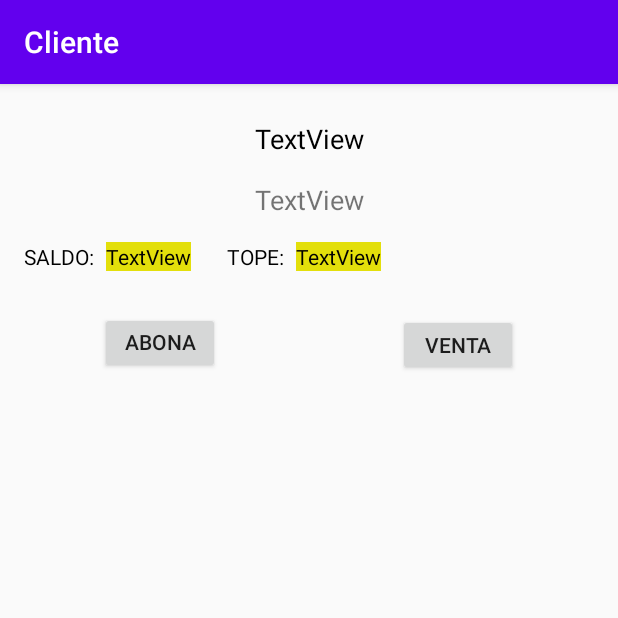
After one commit to juancamilosalazar/almacen, an Android app: the MovimientoActivity screen opened directly, with no data from a screen before it, on a phone screen of 412 x 824 dp, the top half of it. The commit adds this screen. Run offline under Robolectric (Android 15) with nearby library versions, the phone set to English and light mode, and no system bars; our stand-ins replace ButterKnife, Firebase (no records; nobody signed in at launch, a user with empty details on screens opened directly); 1 statement that could not run was skipped.

Commit message:
se realizan nuevas implementaciones

```diff
--- a/app/src/main/AndroidManifest.xml
+++ b/app/src/main/AndroidManifest.xml
@@ -9,7 +9,8 @@
         android:roundIcon="@mipmap/ic_launcher_round"
         android:supportsRtl="true"
         android:theme="@style/AppTheme">
-        <activity android:name=".view.ActivityPersona"></activity>
+        <activity android:name=".view.MovimientoActivity"></activity>
+        <activity android:name=".view.ActivityPersona" />
         <activity android:name=".view.AgregarCliente" />
         <activity android:name=".view.MainActivity">
             <intent-filter>
--- a/app/src/main/java/co/com/pilae/almacen/persistencia/Tabla.java
+++ /dev/null
@@ -1,5 +0,0 @@
-package co.com.pilae.almacen.persistencia;
-
-public class Tabla {
-    public static final String PERSONA = "persona" ;
-}
--- /dev/null
+++ b/app/src/main/java/co/com/pilae/almacen/view/MovimientoActivity.java
@@ -0,0 +1,113 @@
+package co.com.pilae.almacen.view;
+
+import androidx.annotation.NonNull;
+import androidx.appcompat.app.AppCompatActivity;
+
+import android.os.Bundle;
+import android.widget.ListView;
+import android.widget.TextView;
+
+import com.google.firebase.database.DataSnapshot;
+import com.google.firebase.database.DatabaseError;
+import com.google.firebase.database.DatabaseReference;
+import com.google.firebase.database.FirebaseDatabase;
+import com.google.firebase.database.ValueEventListener;
+
+import java.util.ArrayList;
+import java.util.HashMap;
+import java.util.List;
+
+import butterknife.BindView;
+import butterknife.ButterKnife;
+import co.com.pilae.almacen.R;
+import co.com.pilae.almacen.adapter.MovimientoAdapter;
+import co.com.pilae.almacen.adapter.PersonaAdapter;
+import co.com.pilae.almacen.entidades.Movimiento;
+import co.com.pilae.almacen.entidades.Persona;
+import co.com.pilae.almacen.utilidades.ActionBarUtil;
+
+public class MovimientoActivity extends AppCompatActivity {
+
+    private ActionBarUtil actionBarUtil;
+    @BindView(R.id.personaNombre)
+    public TextView personaNombre;
+    @BindView(R.id.personaDescripcion)
+    public TextView personaDescripcion;
+    @BindView(R.id.personaSaldo)
+    public TextView personaSaldo;
+    @BindView(R.id.personaTopeMaximo)
+    public TextView personaTopeMaximo;
+    @BindView(R.id.listViewMovimiento)
+    public ListView listViewMovimiento;
+    private DatabaseReference databaseReference;
+    List<HashMap<String,Object>> movimientosHasmap = new ArrayList<HashMap<String, Object>>();
+    List<Movimiento> movimientos = new ArrayList<>();
+    private MovimientoAdapter movimientoAdapter;
+
+    @Override
+    protected void onCreate(Bundle savedInstanceState) {
+        super.onCreate(savedInstanceState);
+        setContentView(R.layout.activity_movimiento);
+        ButterKnife.bind(this);
+        initComponents();
+        loadEquipo();
+
+    }
+
+    private void initComponents() {
+        actionBarUtil = new ActionBarUtil(this);
+        actionBarUtil.setToolBar(getString(R.string.cliente));
+    }
+
+    private void loadEquipo() {
+        databaseReference = FirebaseDatabase.getInstance().getReference();
+        final String idPersona = (String) getIntent().getExtras().getSerializable("id");
+        databaseReference.child("personas").addValueEventListener(new ValueEventListener() {
+            @Override
+            public void onDataChange(@NonNull DataSnapshot dataSnapshot) {
+                if(dataSnapshot.exists()){
+                    for(DataSnapshot ds: dataSnapshot.getChildren()){
+                        if(ds.getKey().equalsIgnoreCase(idPersona)){
+                            personaNombre.setText(ds.child("nombre").getValue().toString());
+                            personaDescripcion.setText(ds.child("referencia").getValue().toString());
+                            personaSaldo.setText(ds.child("saldo").getValue().toString());
+                            personaTopeMaximo.setText(ds.child("tope").getValue().toString());
+                            movimientosHasmap = (List<HashMap<String, Object>>) ds.child("movimientos").getValue();
+                            buildMovimientoList(movimientosHasmap);
+                        }
+
+                    }
+                    loadAdapter();
+                }
+            }
+
+            @Override
+            public void onCancelled(@NonNull DatabaseError databaseError) {
+
+            }
+        });
+
+    }
+
+    private void buildMovimientoList(List<HashMap<String, Object>> movimientosHasmap) {
+
+        for (HashMap<String,Object> movimientoHash:movimientosHasmap){
+            Movimiento movimiento = new Movimiento();
+            movimiento.setValor(Double.parseDouble(movimientoHash.get("valor").toString()));
+            movimiento.setFecha(movimientoHash.get("fecha").toString());
+            movimiento.setDescripcion(movimientoHash.get("descripcion").toString());
+            movimientos.add(movimiento);
+        }
+    }
+
+    private void loadAdapter() {
+        movimientoAdapter = new MovimientoAdapter(this,movimientos);
+        listViewMovimiento.setAdapter(movimientoAdapter);
+    }
+    @Override
+    public boolean onSupportNavigateUp() {
+        onBackPressed();
+        return true;
+    }
+
+}
--- /dev/null
+++ b/app/src/main/res/layout/activity_movimiento.xml
@@ -0,0 +1,140 @@
+<?xml version="1.0" encoding="utf-8"?>
+<androidx.constraintlayout.widget.ConstraintLayout xmlns:android="http://schemas.android.com/apk/res/android"
+    xmlns:app="http://schemas.android.com/apk/res-auto"
+    xmlns:tools="http://schemas.android.com/tools"
+    android:layout_width="match_parent"
+    android:layout_height="match_parent"
+    tools:context=".view.MovimientoActivity">
+
+    <TextView
+        android:id="@+id/personaDescripcion"
+        android:layout_width="0dp"
+        android:layout_height="wrap_content"
+        android:layout_marginStart="16dp"
+        android:layout_marginTop="16dp"
+        android:layout_marginEnd="16dp"
+        android:text="TextView"
+        android:textAlignment="center"
+        android:textSize="18sp"
+        app:layout_constraintBottom_toBottomOf="parent"
+        app:layout_constraintEnd_toEndOf="parent"
+        app:layout_constraintStart_toStartOf="parent"
+        app:layout_constraintTop_toBottomOf="@+id/personaNombre"
+        app:layout_constraintVertical_bias="0.0" />
+
+    <TextView
+        android:id="@+id/personaNombre"
+        android:layout_width="0dp"
+        android:layout_height="wrap_content"
+        android:layout_marginStart="16dp"
+        android:layout_marginTop="24dp"
+        android:layout_marginEnd="16dp"
+        android:text="TextView"
+        android:textAlignment="center"
+        android:textColor="#000"
+        android:textSize="18sp"
+        app:layout_constraintBottom_toBottomOf="parent"
+        app:layout_constraintEnd_toEndOf="parent"
+        app:layout_constraintHorizontal_bias="0.0"
+        app:layout_constraintStart_toStartOf="parent"
+        app:layout_constraintTop_toTopOf="parent"
+        app:layout_constraintVertical_bias="0.0" />
+
+    <TextView
+        android:id="@+id/textView5"
+        android:layout_width="wrap_content"
+        android:layout_height="wrap_content"
+        android:layout_marginStart="16dp"
+        android:layout_marginTop="16dp"
+        android:text="@string/saldo"
+        android:textColor="#000"
+        app:layout_constraintBottom_toBottomOf="parent"
+        app:layout_constraintEnd_toEndOf="parent"
+        app:layout_constraintHorizontal_bias="0.0"
+        app:layout_constraintStart_toStartOf="parent"
+        app:layout_constraintTop_toBottomOf="@+id/personaDescripcion"
+        app:layout_constraintVertical_bias="0.0" />
+
+    <TextView
+        android:id="@+id/personaSaldo"
+        android:layout_width="wrap_content"
+        android:layout_height="wrap_content"
+        android:layout_marginStart="8dp"
+        android:layout_marginTop="16dp"
+        android:text="TextView"
+        android:textColor="#000"
+        android:background="#E3DF0B"
+        app:layout_constraintBottom_toBottomOf="parent"
+        app:layout_constraintEnd_toEndOf="parent"
+        app:layout_constraintHorizontal_bias="0.0"
+        app:layout_constraintStart_toEndOf="@+id/textView5"
+        app:layout_constraintTop_toBottomOf="@+id/personaDescripcion"
+        app:layout_constraintVertical_bias="0.0" />
+
+    <TextView
+        android:id="@+id/textView7"
+        android:layout_width="wrap_content"
+        android:layout_height="wrap_content"
+        android:layout_marginStart="24dp"
+        android:layout_marginTop="16dp"
+        android:text="@string/tope"
+        android:textColor="#000"
+        app:layout_constraintBottom_toBottomOf="parent"
+        app:layout_constraintEnd_toEndOf="parent"
+        app:layout_constraintHorizontal_bias="0.0"
+        app:layout_constraintStart_toEndOf="@+id/personaSaldo"
+        app:layout_constraintTop_toBottomOf="@+id/personaDescripcion"
+        app:layout_constraintVertical_bias="0.0" />
+
+    <TextView
+        android:id="@+id/personaTopeMaximo"
+        android:layout_width="wrap_content"
+        android:layout_height="wrap_content"
+        android:layout_marginStart="8dp"
+        android:layout_marginTop="16dp"
+        android:text="TextView"
+        android:background="#E3DF0B"
+        android:textColor="#000"
+        app:layout_constraintBottom_toBottomOf="parent"
+        app:layout_constraintEnd_toEndOf="parent"
+        app:layout_constraintHorizontal_bias="0.0"
+        app:layout_constraintStart_toEndOf="@+id/textView7"
+        app:layout_constraintTop_toBottomOf="@+id/personaDescripcion"
+        app:layout_constraintVertical_bias="0.0" />
+
+    <Button
+        android:id="@+id/button3"
+        android:layout_width="80dp"
+        android:layout_height="41dp"
+        android:layout_marginBottom="8dp"
+        android:text="@string/abonar"
+        app:layout_constraintBottom_toBottomOf="parent"
+        app:layout_constraintEnd_toEndOf="parent"
+        app:layout_constraintHorizontal_bias="0.2"
+        app:layout_constraintStart_toStartOf="parent"
+        app:layout_constraintTop_toBottomOf="@+id/personaDescripcion"
+        app:layout_constraintVertical_bias="0.100000024" />
+
+    <Button
+        android:id="@+id/button5"
+        android:layout_width="80dp"
+        android:layout_height="41dp"
+        android:text="@string/vender"
+        app:layout_constraintBottom_toBottomOf="parent"
+        app:layout_constraintEnd_toEndOf="parent"
+        app:layout_constraintHorizontal_bias="0.8"
+        app:layout_constraintStart_toStartOf="parent"
+        app:layout_constraintTop_toBottomOf="@+id/personaDescripcion"
+        app:layout_constraintVertical_bias="0.100000024" />
+
+    <ListView
+        android:id="@+id/listViewMovimiento"
+        android:layout_width="409dp"
+        android:layout_height="540dp"
+        android:layout_marginTop="8dp"
+        app:layout_constraintBottom_toBottomOf="parent"
+        app:layout_constraintEnd_toEndOf="parent"
+        app:layout_constraintStart_toStartOf="parent"
+        app:layout_constraintTop_toBottomOf="@+id/button3" />
+
+</androidx.constraintlayout.widget.ConstraintLayout>
--- a/app/src/main/res/values/strings.xml
+++ b/app/src/main/res/values/strings.xml
@@ -18,4 +18,9 @@
     <string name="successfully">Se agrego correctamente la persona</string>
     <string name="sin_personas">No existe personas</string>
     <string name="personas">Personas</string>
+    <string name="saldo">SALDO:</string>
+    <string name="tope">TOPE:</string>
+    <string name="abonar">Abonar</string>
+    <string name="vender">VENTA</string>
+    <string name="cliente">Cliente</string>
 </resources>
```
Also changed, not shown: app/src/main/java/co/com/pilae/almacen/adapter/MovimientoAdapter.java (added, +74 -0 lines), app/src/main/java/co/com/pilae/almacen/entidades/Movimiento.java (added, +14 -0 lines), app/src/main/java/co/com/pilae/almacen/entidades/Persona.java (+4 -11 lines), app/src/main/java/co/com/pilae/almacen/persistencia/dao/PersonaDao.java (deleted, +0 -22 lines), app/src/main/java/co/com/pilae/almacen/persistencia/room/DataBaseHelper.java (deleted, +0 -43 lines), app/src/main/java/co/com/pilae/almacen/view/ActivityPersona.java (+20 -6 lines), app/src/main/java/co/com/pilae/almacen/view/AgregarCliente.java (+17 -17 lines), app/src/main/res/layout/movimeinto_item_layout.xml (added, +63 -0 lines).
